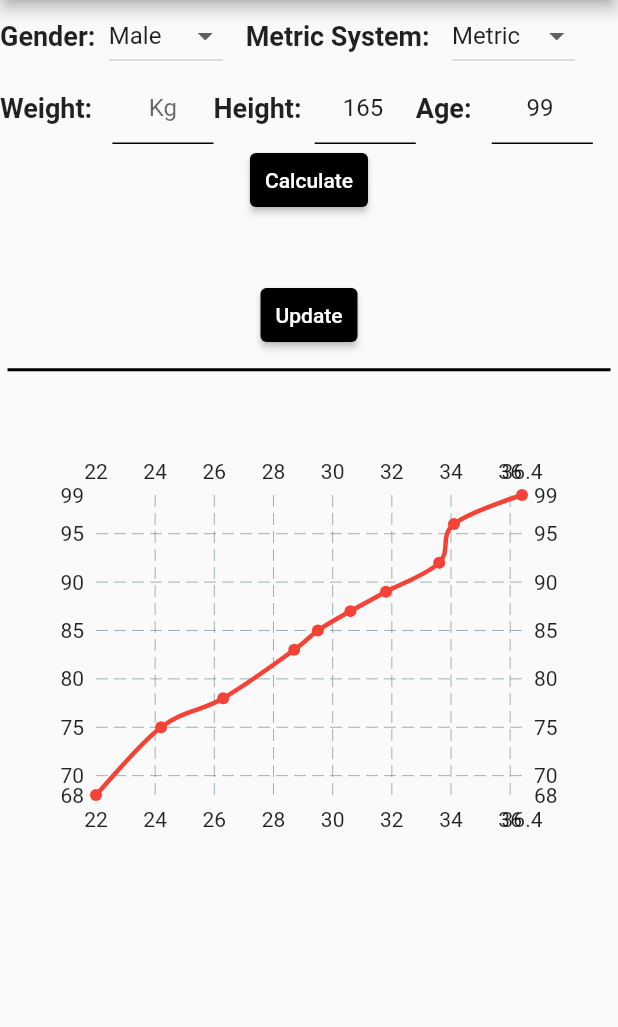
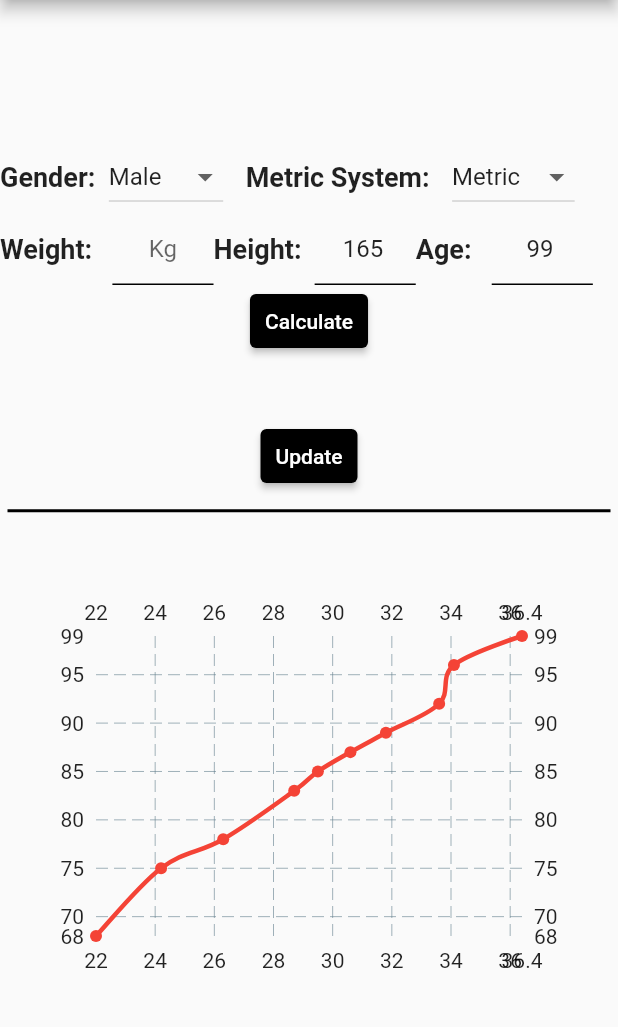
Before and after one commit to alinmatei24/BMI_Calculator, a Flutter app: the screen it shows after launch, on a phone screen of 412 x 824 dp, the part 84-1111 px from its top. Run offline on Flutter 3.47's test engine with Material 2 defaults, Android fonts, the phone set to English and light mode, and no system bars; drawn by our look-alikes of fl_chart; our stand-ins replace fluttertoast, sqflite; missing offline and left inert: dart:ffi; accounts and stored records are empty.

Commit message:
-Made the main page scrollable

```diff
--- a/lib/main.dart
+++ b/lib/main.dart
@@ -65,8 +65,9 @@ class _HomeState extends State<Home> {
         ),
         centerTitle: true,
       ),
-      body:
-    Column(
+      body:Center(
+      child: SingleChildScrollView(
+        child: Column(
         mainAxisAlignment: MainAxisAlignment.center,
         crossAxisAlignment: CrossAxisAlignment.center,
         mainAxisSize: MainAxisSize.min,
@@ -297,11 +298,10 @@ class _HomeState extends State<Home> {
               ),
             ],
           ),
-
         ],
       ),
-
-
+    ),
+    ),
     );
   }
 
@@ -568,4 +568,8 @@ class _HomeState extends State<Home> {
       kg.add(FlSpot(bmiList[i].result,bmiList[i].weight));
     }
   }
+  void addCalcToBd(){
+    BMI bm=new BMI(calcDate: DateTime.now(),weight: double.parse(weightController.text),result: bmi);
+    //de trimis catre BD
+  }
 }
--- a/lib/update.dart
+++ b/lib/update.dart
@@ -234,7 +234,10 @@ class _UpdateState extends State<Update> {
       });
   }
 
-  void onPressedUpdate() {}
+  void onPressedUpdate() {
+    User user=new User(nameController.text,heightController.text,selectedDate,selectedSex,selectedMetricSystem);
+    //de trimis catre bd si mesaj cu updated successfully
+  }
 
   void onPressedCancel() {
     Navigator.pushAndRemoveUntil<dynamic>(
```
